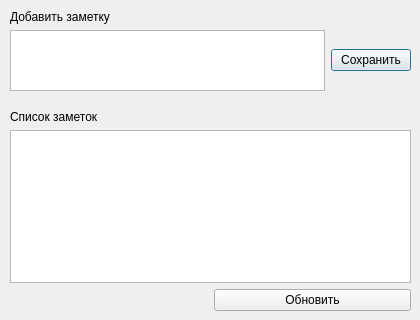
This is NotesDialog.ui in okostynchuk/Outcall as Qt 5 draws it before an edit. The edited form follows.
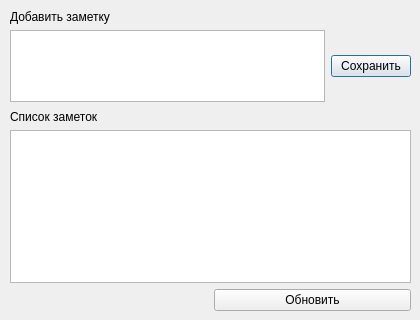
This is the edited form.

```diff
--- a/NotesDialog.ui
+++ b/NotesDialog.ui
@@ -19,7 +19,7 @@
      <x>10</x>
      <y>10</y>
      <width>401</width>
-     <height>81</height>
+     <height>92</height>
     </rect>
    </property>
    <layout class="QGridLayout" name="gridLayout">
```
Left out of the diff: 4 changed lines with no effect on the pictures.
